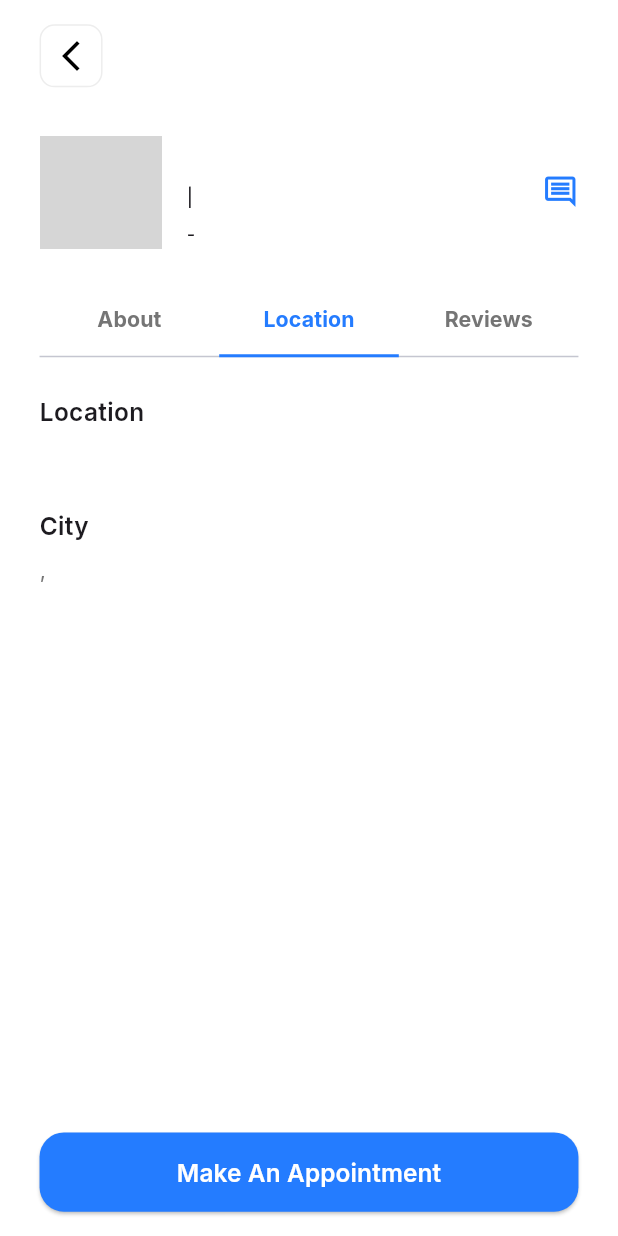
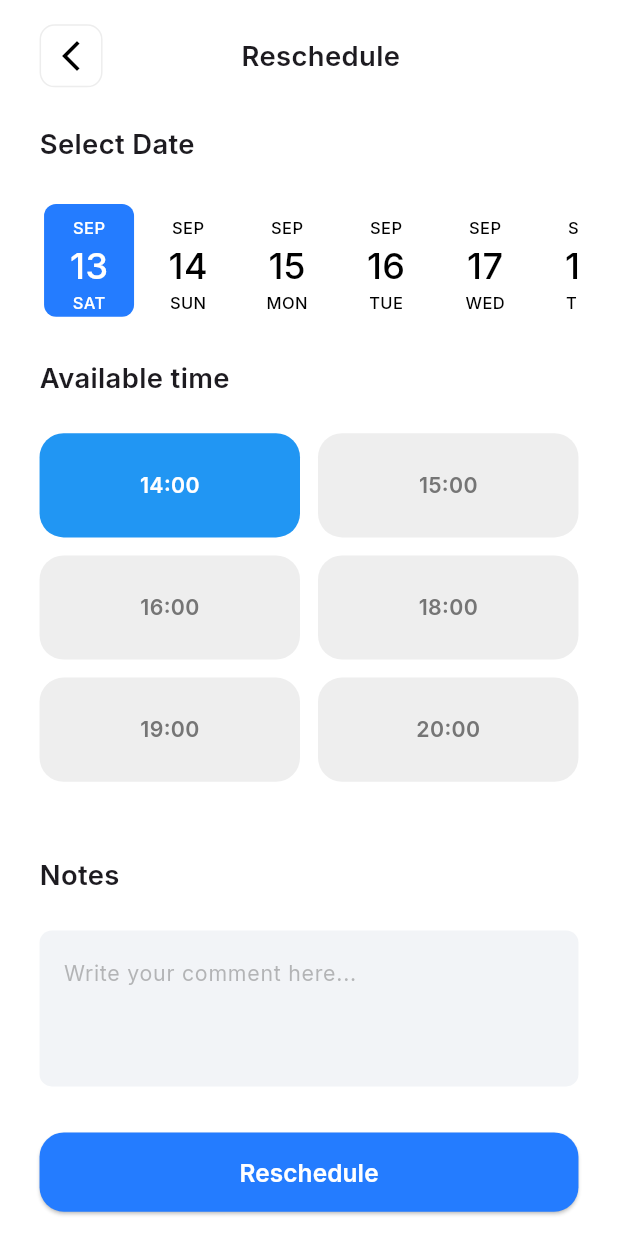
Before and after one commit to Adham-Amin/DocDoc, a Flutter app: the DeoctorDetailsView screen opened directly with empty values, tab 2 chosen, after a tap on "Make An Appointment", on a phone screen of 412 x 824 dp. Run offline on Flutter 3.47's test engine with Material 3 defaults, Android fonts, the phone set to English and light mode, and no system bars; drawn by our look-alikes of date_picker_timeline; our stand-ins replace dartz, dio, flutter_bloc, flutter_rating, flutter_screenutil, flutter_secure_storage and 6 more; missing offline and left inert: animated_snack_bar; accounts and stored records are empty; grey boxes are pictures that could not be loaded.

Commit message:
Done Reschedule View

```diff
--- a/lib/core/routes/app_routes.dart
+++ b/lib/core/routes/app_routes.dart
@@ -8,4 +8,5 @@ abstract class AppRoutes {
   static const String specialityView = '/specialityView';
   static const String doctorsSpecialityView = '/doctorsSpecialityView';
   static const String doctorDetailsView = '/doctorDetailsView';
+  static const String appointmentView = '/appointmentView';
 }
--- a/lib/core/routes/on_generate_route.dart
+++ b/lib/core/routes/on_generate_route.dart
@@ -1,4 +1,5 @@
 import 'package:docdoc/core/routes/app_routes.dart';
+import 'package:docdoc/features/appointment/presentation/view/appointment_view.dart';
 import 'package:docdoc/features/auth/presentation/views/login_view.dart';
 import 'package:docdoc/features/auth/presentation/views/register_view.dart';
 import 'package:docdoc/features/doctor_detatils/presentation/view/deoctor_details_view.dart';
@@ -45,6 +46,10 @@ Route<dynamic> onGenerateRoute(RouteSettings settings) {
           doctors: settings.arguments as List<DoctorEntity>,
         ),
       );
+    case AppRoutes.appointmentView:
+      return MaterialPageRoute(
+        builder: (_) => AppointmentView(doctorId: settings.arguments as int),
+      );
     case AppRoutes.specialityView:
       return MaterialPageRoute(builder: (_) => SpecialityView());
     default:
--- /dev/null
+++ b/lib/features/appointment/presentation/view/appointment_view.dart
@@ -0,0 +1,15 @@
+import 'package:docdoc/features/appointment/presentation/widgets/appointment_view_body.dart';
+import 'package:flutter/material.dart';
+
+class AppointmentView extends StatelessWidget {
+  const AppointmentView({super.key, required this.doctorId});
+
+  final int doctorId;
+
+  @override
+  Widget build(BuildContext context) {
+    return Scaffold(
+      body: SafeArea(child: AppointmentViewBody(doctorId: doctorId)),
+    );
+  }
+}
--- /dev/null
+++ b/lib/features/appointment/presentation/widgets/appointment_view_body.dart
@@ -0,0 +1,60 @@
+import 'package:animated_snack_bar/animated_snack_bar.dart';
+import 'package:docdoc/core/widgets/custom_app_bar.dart';
+import 'package:docdoc/core/widgets/custom_button.dart';
+import 'package:docdoc/core/widgets/custom_snack_bar.dart';
+import 'package:docdoc/core/widgets/height_and_width.dart';
+import 'package:docdoc/features/appointment/presentation/widgets/notes_section.dart';
+import 'package:docdoc/features/appointment/presentation/widgets/selected_time_section.dart';
+import 'package:docdoc/features/appointment/presentation/widgets/selection_date_section.dart';
+import 'package:flutter/material.dart';
+import 'package:flutter_screenutil/flutter_screenutil.dart';
+
+class AppointmentViewBody extends StatefulWidget {
+  const AppointmentViewBody({super.key, required this.doctorId});
+
+  final int doctorId;
+
+  @override
+  State<AppointmentViewBody> createState() => _AppointmentViewBodyState();
+}
+
+class _AppointmentViewBodyState extends State<AppointmentViewBody> {
+  String? date, time, note;
+  @override
+  Widget build(BuildContext context) {
+    return Padding(
+      padding: EdgeInsets.symmetric(horizontal: 24.w),
+      child: Column(
+        children: [
+          HeightBox(16),
+          CustomAppBar(title: 'Reschedule'),
+          HeightBox(24),
+          SelectDateSection(
+            selectDate: (date) => setState(() => this.date = date),
+          ),
+          HeightBox(24),
+          SelectedTimeSection(
+            selectTime: (time) => setState(() => this.time = time),
+          ),
+          HeightBox(24),
+          NotesSection(notes: (comment) => setState(() => note = comment)),
+          Expanded(child: HeightBox(24)),
+          CustomButton(
+            onTap: () {
+              if (note != null) {
+              } else {
+                customSnackBar(
+                  context: context,
+                  message: 'Please add note or write (N/A)',
+                  type: AnimatedSnackBarType.warning,
+                );
+              }
+            },
+            title: 'Reschedule',
+          ),
+          HeightBox(16),
+        ],
+      ),
+    );
+  }
+}
--- /dev/null
+++ b/lib/features/appointment/presentation/widgets/notes_section.dart
@@ -0,0 +1,42 @@
+import 'package:docdoc/core/utils/app_colors.dart';
+import 'package:docdoc/core/utils/app_styles.dart';
+import 'package:docdoc/core/widgets/height_and_width.dart';
+import 'package:flutter/material.dart';
+import 'package:flutter_screenutil/flutter_screenutil.dart';
+
+class NotesSection extends StatelessWidget {
+  const NotesSection({super.key, required this.notes});
+
+  final Function(String) notes;
+
+  @override
+  Widget build(BuildContext context) {
+    return Column(
+      crossAxisAlignment: CrossAxisAlignment.start,
+      children: [
+        Text('Notes', style: AppStyles.textSemiBold18),
+        HeightBox(24),
+        TextField(
+          onChanged: notes,
+          maxLines: 3,
+          decoration: InputDecoration(
+            fillColor: Color(0xffF2F4F7),
+            filled: true,
+            hintText: 'Write your comment here...',
+            hintStyle: AppStyles.textRegular14.copyWith(
+              color: AppColors.grey.withValues(alpha: 0.5),
+            ),
+            border: OutlineInputBorder(
+              borderRadius: BorderRadius.circular(8.r),
+              borderSide: BorderSide.none,
+            ),
+            focusedBorder: OutlineInputBorder(
+              borderRadius: BorderRadius.circular(8.r),
+              borderSide: BorderSide(color: AppColors.primary, width: 2),
+            ),
+          ),
+        ),
+      ],
+    );
+  }
+}
--- /dev/null
+++ b/lib/features/appointment/presentation/widgets/selected_time_section.dart
@@ -0,0 +1,25 @@
+import 'package:docdoc/core/utils/app_styles.dart';
+import 'package:docdoc/core/widgets/height_and_width.dart';
+import 'package:docdoc/features/appointment/presentation/widgets/time_section.dart';
+import 'package:flutter/material.dart';
+
+class SelectedTimeSection extends StatelessWidget {
+  const SelectedTimeSection({super.key, required this.selectTime});
+
+  final Function(String) selectTime;
+
+  @override
+  Widget build(BuildContext context) {
+    return Expanded(
+      flex: 10,
+      child: Column(
+        crossAxisAlignment: CrossAxisAlignment.start,
+        children: [
+          Text('Available time', style: AppStyles.textSemiBold18),
+          HeightBox(24),
+          TimeSlotPicker(selectedTime: selectTime),
+        ],
+      ),
+    );
+  }
+}
--- /dev/null
+++ b/lib/features/appointment/presentation/widgets/selection_date_section.dart
@@ -0,0 +1,45 @@
+import 'package:date_picker_timeline/date_picker_widget.dart';
+import 'package:docdoc/core/utils/app_colors.dart';
+import 'package:docdoc/core/utils/app_styles.dart';
+import 'package:docdoc/core/widgets/height_and_width.dart';
+import 'package:flutter/material.dart';
+import 'package:flutter_screenutil/flutter_screenutil.dart';
+import 'package:intl/intl.dart';
+
+class SelectDateSection extends StatefulWidget {
+  const SelectDateSection({super.key, required this.selectDate});
+  final Function(String) selectDate;
+
+  @override
+  State<SelectDateSection> createState() => _SelectDateSectionState();
+}
+
+class _SelectDateSectionState extends State<SelectDateSection> {
+  DateTime selectedValue = DateTime.now();
+  @override
+  Widget build(BuildContext context) {
+    return Column(
+      crossAxisAlignment: CrossAxisAlignment.start,
+      children: [
+        Text('Select Date', style: AppStyles.textSemiBold18),
+        HeightBox(24),
+        SizedBox(
+          height: 80.h,
+          child: DatePicker(
+            DateTime.now(),
+            initialSelectedDate: DateTime.now(),
+            daysCount: 10,
+            selectionColor: AppColors.primary,
+            selectedTextColor: AppColors.white,
+            onDateChange: (date) {
+              setState(() {
+                widget.selectDate(DateFormat('yyyy-MM-dd').format(date));
+                selectedValue = date;
+              });
+            },
+          ),
+        ),
+      ],
+    );
+  }
+}
--- /dev/null
+++ b/lib/features/appointment/presentation/widgets/time_section.dart
@@ -0,0 +1,65 @@
+import 'package:docdoc/core/utils/app_colors.dart';
+import 'package:docdoc/core/utils/app_styles.dart';
+import 'package:flutter/material.dart';
+
+class TimeSlotPicker extends StatefulWidget {
+  const TimeSlotPicker({super.key, required this.selectedTime});
+
+  final Function(String) selectedTime;
+  @override
+  State<TimeSlotPicker> createState() => _TimeSlotPickerState();
+}
+
+class _TimeSlotPickerState extends State<TimeSlotPicker> {
+  String selectedTime = "14:00";
+
+  final List<String> timeSlots = [
+    "14:00",
+    "15:00",
+    "16:00",
+    "18:00",
+    "19:00",
+    "20:00",
+  ];
+
+  @override
+  Widget build(BuildContext context) {
+    return Expanded(
+      child: GridView.builder(
+        gridDelegate: SliverGridDelegateWithFixedCrossAxisCount(
+          crossAxisCount: 2,
+          mainAxisSpacing: 12,
+          crossAxisSpacing: 12,
+          childAspectRatio: 2.5,
+        ),
+        itemCount: timeSlots.length,
+        itemBuilder: (context, index) {
+          final time = timeSlots[index];
+          final isSelected = time == selectedTime;
+          return GestureDetector(
+            onTap: () {
+              setState(() {
+                widget.selectedTime(time);
+                selectedTime = time;
+              });
+            },
+            child: Container(
+              alignment: Alignment.center,
+              padding: EdgeInsets.symmetric(vertical: 16),
+              decoration: BoxDecoration(
+                color: isSelected ? Colors.blue : Colors.grey.shade200,
+                borderRadius: BorderRadius.circular(16),
+              ),
+              child: Text(
+                time,
+                style: AppStyles.textSemiBold14.copyWith(
+                  color: isSelected ? AppColors.white : AppColors.grey,
+                ),
+              ),
+            ),
+          );
+        },
+      ),
+    );
+  }
+}
--- a/lib/features/doctor_detatils/presentation/widgets/deoctor_details_view_body.dart
+++ b/lib/features/doctor_detatils/presentation/widgets/deoctor_details_view_body.dart
@@ -1,3 +1,4 @@
+import 'package:docdoc/core/routes/app_routes.dart';
 import 'package:docdoc/core/widgets/custom_app_bar.dart';
 import 'package:docdoc/core/widgets/custom_button.dart';
 import 'package:docdoc/core/widgets/height_and_width.dart';
@@ -30,7 +31,16 @@ class DeoctorDetailsViewBody extends StatelessWidget {
           HeightBox(24),
           CustomTabBar(doctor: doctor),
           HeightBox(16),
-          CustomButton(onTap: () {}, title: 'Make An Appointment'),
+          CustomButton(
+            onTap: () {
+              Navigator.pushNamed(
+                context,
+                AppRoutes.appointmentView,
+                arguments: doctor.id,
+              );
+            },
+            title: 'Make An Appointment',
+          ),
           HeightBox(16),
         ],
       ),
--- a/pubspec.yaml
+++ b/pubspec.yaml
@@ -31,6 +31,7 @@ dependencies:
   animated_snack_bar: ^0.4.0
   cupertino_icons: ^1.0.8
   dartz: ^0.10.1
+  date_picker_timeline: ^1.2.7
   dio: ^5.9.0
   flutter:
     sdk: flutter
@@ -42,6 +43,7 @@ dependencies:
   flutter_svg: ^2.2.1
   get_it: ^8.2.0
   google_fonts: ^6.3.1
+  intl: ^0.20.2
   pretty_dio_logger: ^1.4.0
   shared_preferences: ^2.5.3
   skeletonizer: ^2.1.0+1
```
Also changed, not shown: pubspec.lock.
